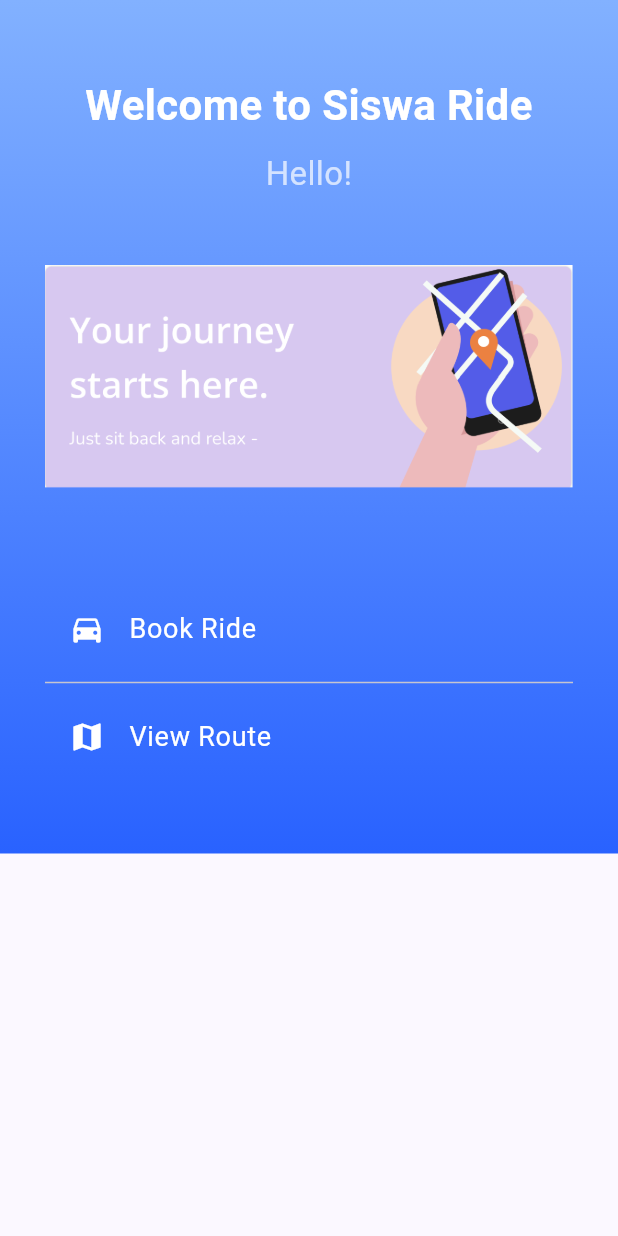
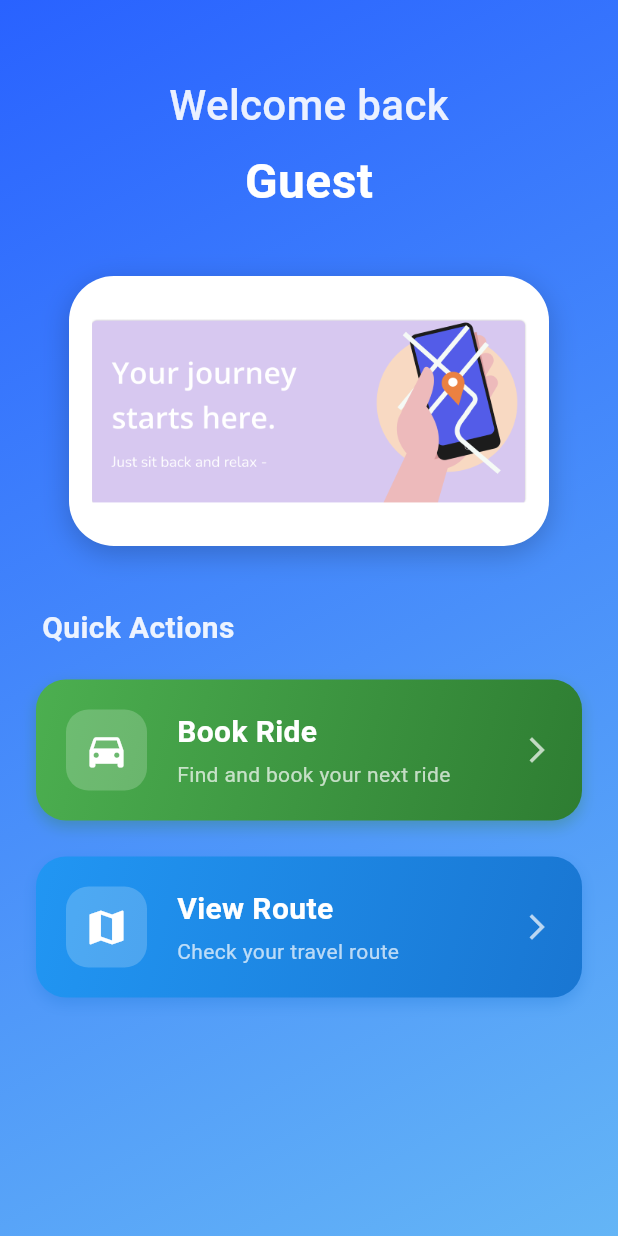
Before and after one commit to Jinghanwong/siswa-ride, a Flutter app: the MainPage screen opened directly with empty values, on a phone screen of 412 x 824 dp. Run offline on Flutter 3.47's test engine with Material 3 defaults, Android fonts, the phone set to English and light mode, and no system bars; our stand-ins replace cloud_firestore, connectivity_plus, firebase_auth, firebase_core, firebase_database, firebase_storage and 1 more; accounts and stored records are empty.

Commit message:
Update mainpage.dart

```diff
--- a/lib/pages/mainpage.dart
+++ b/lib/pages/mainpage.dart
@@ -5,96 +5,211 @@ import 'package:siswa_ride/pages/viewroute_page.dart';
 class MainPage extends StatelessWidget {
   final String userName;
 
-  const MainPage({super.key, required this.userName});
+  const MainPage({Key? key, required this.userName}) : super(key: key);
 
   @override
   Widget build(BuildContext context) {
     return Scaffold(
       body: Container(
+        width: double.infinity,
+        height: double.infinity,
         decoration: const BoxDecoration(
           gradient: LinearGradient(
-            colors: [Color(0xFF82B1FF), Color(0xFF2962FF)],
-            begin: Alignment.topCenter,
-            end: Alignment.bottomCenter,
+            colors: [Color(0xFF2962FF), Color(0xFF64B5F6)],
+            begin: Alignment.topLeft,
+            end: Alignment.bottomRight,
           ),
         ),
+        child: SafeArea(
           child: SingleChildScrollView(
             child: Padding(
-            padding:
-                const EdgeInsets.symmetric(horizontal: 30.0, vertical: 50.0),
+              padding: const EdgeInsets.symmetric(horizontal: 24.0),
               child: Column(
-              mainAxisAlignment: MainAxisAlignment.center,
                 children: [
-                const Text(
-                  "Welcome to Siswa Ride",
+                  const SizedBox(height: 50),
+                  // 欢迎语居中显示
+                  Center(
+                    child: Column(
+                      children: [
+                        Text(
+                          "Welcome back",
                           style: TextStyle(
+                            color: Colors.white.withOpacity(0.9),
+                            fontSize: 28,
+                            fontWeight: FontWeight.w500,
+                          ),
+                        ),
+                        const SizedBox(height: 8),
+                        Text(
+                          userName.isNotEmpty ? userName : "Guest",
+                          style: const TextStyle(
                             color: Colors.white,
-                    fontSize: 28,
+                            fontSize: 32,
                             fontWeight: FontWeight.bold,
                           ),
-                  textAlign: TextAlign.center,
                         ),
-                const SizedBox(height: 10),
-                Text(
-                  userName.isNotEmpty ? "Hello, $userName!" : "Hello!",
-                  style: const TextStyle(
-                    color: Colors.white70,
-                    fontSize: 22,
-                  ),
-                  textAlign: TextAlign.center,
-                ),
-                const SizedBox(height: 20),
-                ClipRRect(
-                  borderRadius: BorderRadius.circular(20.0),
-                  child: Image.asset(
-                    'assets/images/homepage1.png', // replace with your image path
-                    height: 200,
+                      ],
                     ),
                   ),
                   const SizedBox(height: 40),
-                ListTile(
-                  leading:
-                      const Icon(Icons.directions_car, color: Colors.white),
-                  title: const Text(
-                    "Book Ride",
-                    style: TextStyle(
-                      color: Colors.white,
-                      fontSize: 18,
+
+                  // 主图片展示 - 调整大小和圆角
+                  Container(
+                    height: 180,
+                    width: 320,
+                    decoration: BoxDecoration(
+                      color: Colors.white,  // 添加白色背景
+                      borderRadius: BorderRadius.circular(30),
+                      boxShadow: [
+                        BoxShadow(
+                          color: Colors.black.withOpacity(0.2),
+                          blurRadius: 15,
+                          offset: const Offset(0, 5),
+                        ),
+                      ],
+                    ),
+                    child: ClipRRect(
+                      borderRadius: BorderRadius.circular(30),
+                      child: Padding(
+                        padding: const EdgeInsets.all(15.0),  // 添加内边距
+                        child: Image.asset(
+                          'assets/images/homepage1.png',
+                          fit: BoxFit.contain,  // 使用contain确保图片完整显示
                         ),
                       ),
-                  onTap: () {
-                    Navigator.push(
+                    ),
+                  ),
+                  const SizedBox(height: 40),
+
+                  // 功能区标题
+                  Align(
+                    alignment: Alignment.centerLeft,
+                    child: Padding(
+                      padding: const EdgeInsets.only(left: 4),
+                      child: Text(
+                        "Quick Actions",
+                        style: TextStyle(
+                          color: Colors.white.withOpacity(0.9),
+                          fontSize: 20,
+                          fontWeight: FontWeight.bold,
+                        ),
+                      ),
+                    ),
+                  ),
+                  const SizedBox(height: 20),
+
+                  // Book Ride Card
+                  _buildActionCard(
+                    context,
+                    icon: Icons.directions_car,
+                    title: "Book Ride",
+                    subtitle: "Find and book your next ride",
+                    gradient: [Color(0xFF4CAF50), Color(0xFF2E7D32)],
+                    onTap: () => Navigator.push(
                       context,
                       MaterialPageRoute(builder: (context) => BookridePage()),
-                    );
-                  },
-                  tileColor:
-                      const Color.fromARGB(255, 48, 98, 207), // Button color
-                  shape: RoundedRectangleBorder(
-                    borderRadius: BorderRadius.circular(30.0),
                     ),
                   ),
-                const Divider(), // Divider
-                ListTile(
-                  leading: const Icon(Icons.map, color: Colors.white),
-                  title: const Text(
-                    "View Route",
-                    style: TextStyle(
-                      color: Colors.white,
-                      fontSize: 18,
+
+                  const SizedBox(height: 16),
+
+                  // View Route Card
+                  _buildActionCard(
+                    context,
+                    icon: Icons.map,
+                    title: "View Route",
+                    subtitle: "Check your travel route",
+                    gradient: [Color(0xFF2196F3), Color(0xFF1976D2)],
+                    onTap: () => Navigator.push(
+                      context,
+                      MaterialPageRoute(builder: (context) => ViewRoutePage()),
                     ),
                   ),
-                  onTap: () {
-                    Navigator.push(
-                      context,
-                      MaterialPageRoute(builder: (context) => ViewRoutePage()),
+
+                  const SizedBox(height: 30),
+                ],
+              ),
+            ),
+          ),
+        ),
+      ),
     );
-                  },
-                  tileColor:
-                      const Color.fromARGB(255, 48, 98, 207), // Button color
-                  shape: RoundedRectangleBorder(
-                    borderRadius: BorderRadius.circular(30.0),
+  }
+
+  Widget _buildActionCard(
+    BuildContext context, {
+    required IconData icon,
+    required String title,
+    required String subtitle,
+    required List<Color> gradient,
+    required VoidCallback onTap,
+  }) {
+    return Container(
+      margin: const EdgeInsets.only(bottom: 8),
+      decoration: BoxDecoration(
+        borderRadius: BorderRadius.circular(20),
+        gradient: LinearGradient(
+          colors: gradient,
+          begin: Alignment.topLeft,
+          end: Alignment.bottomRight,
         ),
+        boxShadow: [
+          BoxShadow(
+            color: gradient[1].withOpacity(0.3),
+            blurRadius: 8,
+            offset: const Offset(0, 4),
+          ),
+        ],
+      ),
+      child: Material(
+        color: Colors.transparent,
+        child: InkWell(
+          onTap: onTap,
+          borderRadius: BorderRadius.circular(20),
+          child: Padding(
+            padding: const EdgeInsets.all(20),
+            child: Row(
+              children: [
+                Container(
+                  padding: const EdgeInsets.all(12),
+                  decoration: BoxDecoration(
+                    color: Colors.white.withOpacity(0.2),
+                    borderRadius: BorderRadius.circular(15),
+                  ),
+                  child: Icon(
+                    icon,
+                    color: Colors.white,
+                    size: 30,
+                  ),
+                ),
+                const SizedBox(width: 20),
+                Expanded(
+                  child: Column(
+                    crossAxisAlignment: CrossAxisAlignment.start,
+                    children: [
+                      Text(
+                        title,
+                        style: const TextStyle(
+                          color: Colors.white,
+                          fontSize: 20,
+                          fontWeight: FontWeight.bold,
+                        ),
+                      ),
+                      const SizedBox(height: 4),
+                      Text(
+                        subtitle,
+                        style: TextStyle(
+                          color: Colors.white.withOpacity(0.7),
+                          fontSize: 14,
+                        ),
+                      ),
+                    ],
+                  ),
+                ),
+                Icon(
+                  Icons.arrow_forward_ios,
+                  color: Colors.white.withOpacity(0.7),
+                  size: 20,
                 ),
               ],
             ),
```
Lines whose indentation alone changed are shown as unchanged.
